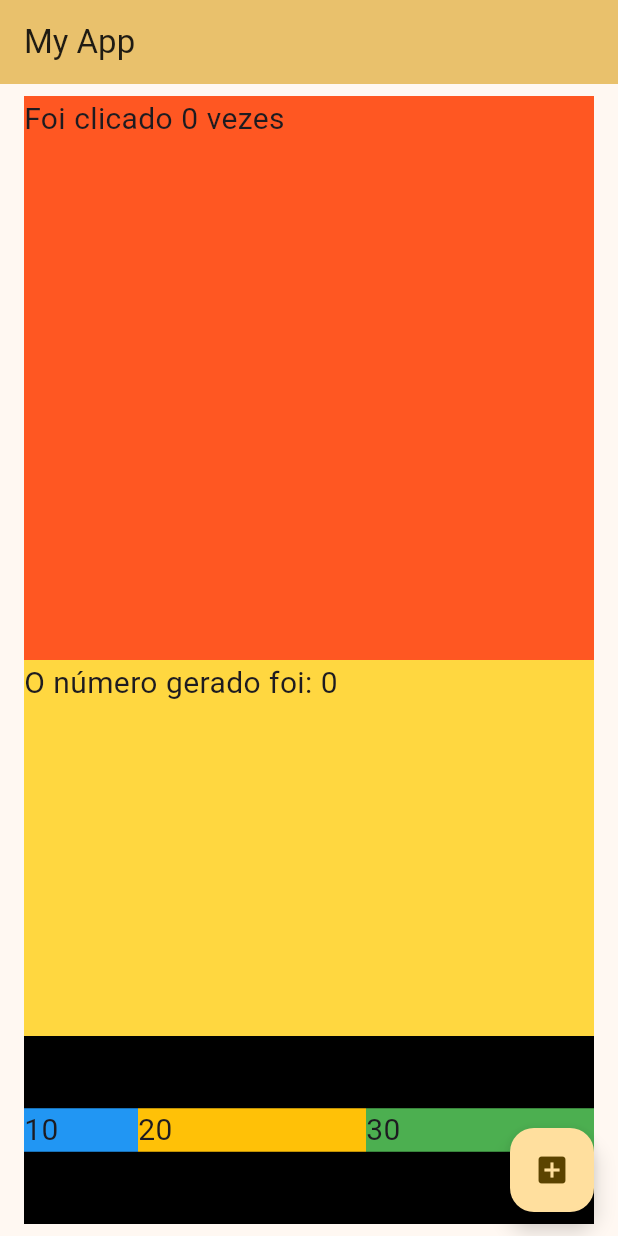
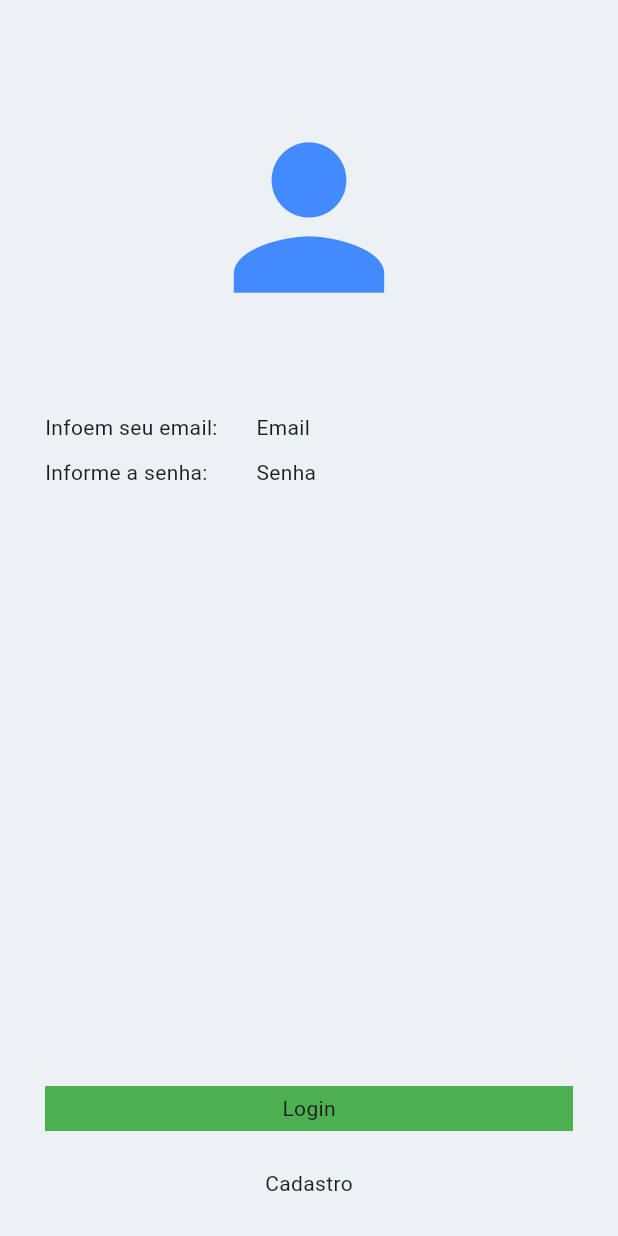
Before and after one commit to hywenklis/dart-flutter, a Flutter app: the screen it shows after launch, on a phone screen of 412 x 824 dp. Run offline on Flutter 3.47's test engine with Material 3 defaults, Android fonts, the phone set to English and light mode, and no system bars; our stand-ins replace google_fonts; Roboto replaces fonts that are missing (Acme).

Commit message:
Simulando com blocos uma tela de login

```diff
--- a/flutter/trilhaapp/lib/my_app.dart
+++ b/flutter/trilhaapp/lib/my_app.dart
@@ -1,6 +1,6 @@
 import 'package:flutter/material.dart';
 import 'package:google_fonts/google_fonts.dart';
-import 'package:trilhaapp/pages/home_page.dart';
+import 'package:trilhaapp/pages/login_page.dart';
 
 class MyApp extends StatelessWidget {
   const MyApp({super.key});
@@ -13,12 +13,18 @@ class MyApp extends StatelessWidget {
       theme: ThemeData(
           colorScheme: ColorScheme.fromSeed(seedColor: Colors.amber),
           useMaterial3: true,
-          textTheme: GoogleFonts.pacificoTextTheme()),
-      home: MyHomePage(
-          title: Text(
-        'My App',
-        style: GoogleFonts.roboto(),
-      )),
+          textTheme: GoogleFonts.robotoTextTheme()),
+      //home: MyHomePage(
+      //    title: Text(
+      //  'My App',
+      //  style: GoogleFonts.roboto(),
+      //)),
+      home: MyLoginPage(
+        title: Text(
+          'My Login Page',
+          style: GoogleFonts.roboto(),
+        ),
+      ),
     );
   }
 }
--- a/flutter/trilhaapp/lib/pages/home_page.dart
+++ b/flutter/trilhaapp/lib/pages/home_page.dart
@@ -40,14 +40,17 @@ class _MyHomePageState extends State<MyHomePage> {
                 ),
               ),
             ),
-            Expanded(
+            SizedBox(
+              width: 100,
+              height: 100,
+              child: Expanded(
                 flex: 2,
                 child: Container(
-                width: double.infinity,
                   color: Colors.amberAccent,
                   child: Text(
                     "O número gerado foi: $numero",
                     style: GoogleFonts.notoSerifGrantha(fontSize: 20),
+                  ),
                 ),
               ),
             ),
--- /dev/null
+++ b/flutter/trilhaapp/lib/pages/login_page.dart
@@ -0,0 +1,85 @@
+import 'package:flutter/material.dart';
+
+class MyLoginPage extends StatefulWidget {
+  const MyLoginPage({super.key, required this.title});
+
+  final Text title;
+
+  @override
+  State<MyLoginPage> createState() => _MyLoginPageState();
+}
+
+class _MyLoginPageState extends State<MyLoginPage> {
+  @override
+  Widget build(BuildContext context) {
+    return SafeArea(
+      child: Scaffold(
+        backgroundColor: const Color.fromARGB(255, 236, 241, 243),
+        body: SizedBox(
+          width: double.infinity,
+          child: Column(
+            crossAxisAlignment: CrossAxisAlignment.center,
+            children: [
+              const SizedBox(
+                height: 70,
+              ),
+              const Icon(
+                Icons.person,
+                size: 150,
+                color: Colors.blueAccent,
+              ),
+              const SizedBox(
+                height: 50,
+              ),
+              Container(
+                width: double.infinity,
+                margin: const EdgeInsets.symmetric(horizontal: 30),
+                height: 30,
+                alignment: Alignment.center,
+                child: const Row(
+                  children: [
+                    Expanded(flex: 2, child: Text("Infoem seu email:")),
+                    Expanded(flex: 3, child: Text("Email")),
+                  ],
+                ),
+              ),
+              Container(
+                width: double.infinity,
+                margin: const EdgeInsets.symmetric(horizontal: 30),
+                height: 30,
+                alignment: Alignment.center,
+                child: const Row(
+                  children: [
+                    Expanded(flex: 2, child: Text("Informe a senha:")),
+                    Expanded(flex: 3, child: Text("Senha")),
+                  ],
+                ),
+              ),
+              Expanded(child: Container()),
+              Container(
+                width: double.infinity,
+                margin: const EdgeInsets.symmetric(horizontal: 30),
+                color: Colors.green,
+                height: 30,
+                alignment: Alignment.center,
+                child: const Text("Login"),
+              ),
+              const SizedBox(
+                height: 20,
+              ),
+              Container(
+                margin: const EdgeInsets.symmetric(horizontal: 30),
+                height: 30,
+                alignment: Alignment.center,
+                child: const Text("Cadastro"),
+              ),
+              const SizedBox(
+                height: 20,
+              ),
+            ],
+          ),
+        ),
+      ),
+    );
+  }
+}
```
Lines whose indentation alone changed are shown as unchanged.
